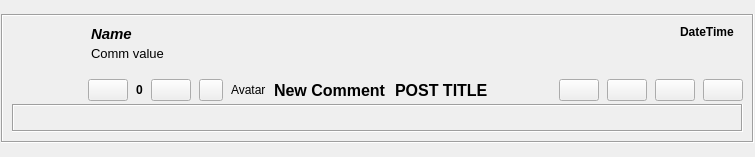
Qt form retroshare-gui/src/gui/feeds/ChannelsCommentsItem.ui (RetroShare/RetroShare) before a commit.
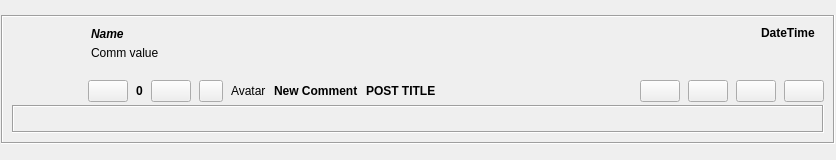
The same form after that commit. Custom widgets are drawn as their Qt base class.

Patch:
```diff
--- a/retroshare-gui/src/gui/feeds/ChannelsCommentsItem.ui
+++ b/retroshare-gui/src/gui/feeds/ChannelsCommentsItem.ui
@@ -6,8 +6,8 @@
    <rect>
     <x>0</x>
     <y>0</y>
-    <width>755</width>
-    <height>157</height>
+    <width>836</width>
+    <height>160</height>
    </rect>
   </property>
   <layout class="QGridLayout" name="ChannelsCommentsItem_GL">
@@ -134,7 +134,6 @@
           </property>
           <property name="font">
            <font>
-            <pointsize>12</pointsize>
             <weight>75</weight>
             <bold>true</bold>
            </font>
@@ -151,7 +150,6 @@
          <widget class="QLabel" name="subjectLabel">
           <property name="font">
            <font>
-            <pointsize>12</pointsize>
             <weight>75</weight>
             <bold>true</bold>
            </font>
@@ -315,7 +313,6 @@
            </property>
            <property name="font">
             <font>
-             <pointsize>11</pointsize>
              <weight>75</weight>
              <italic>true</italic>
              <bold>true</bold>
@@ -340,7 +337,6 @@
            <property name="font">
             <font>
              <family>MS Sans Serif</family>
-             <pointsize>10</pointsize>
             </font>
            </property>
            <property name="text">
```
